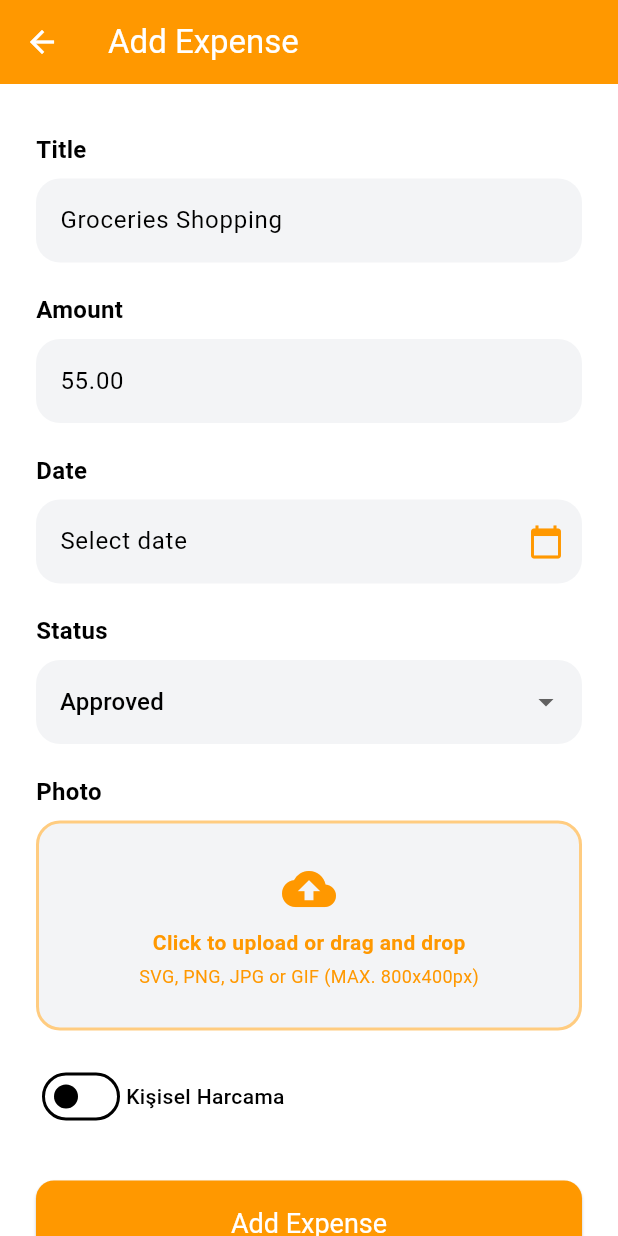
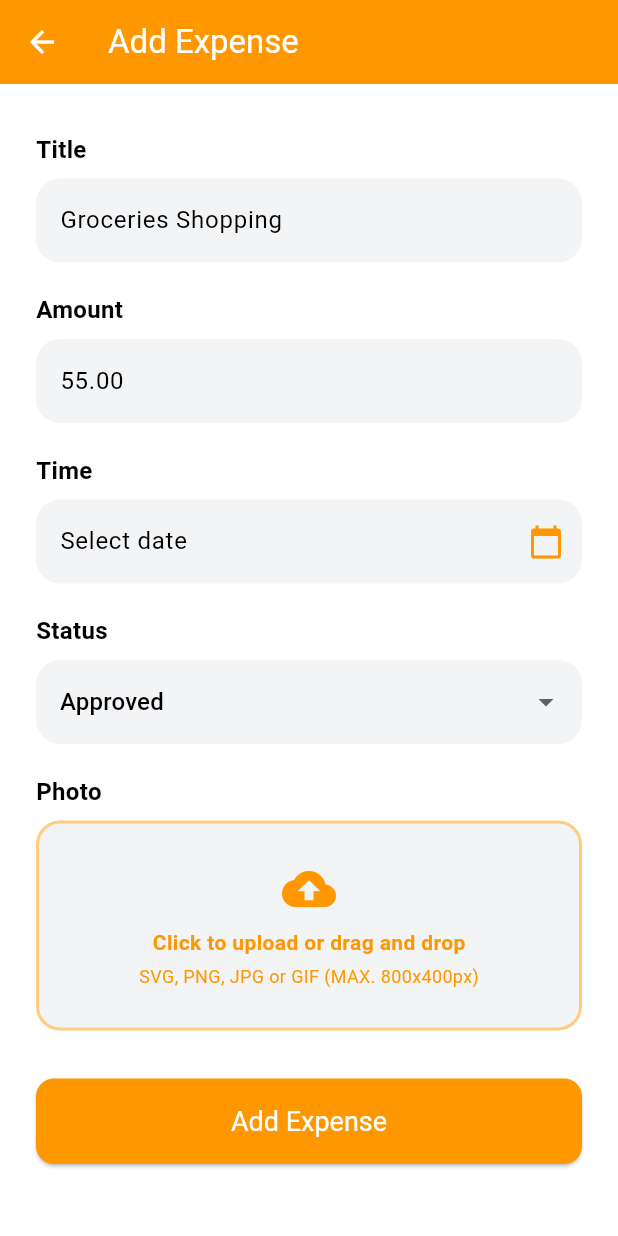
Before and after one commit to aliiaycicek/GreenTech4Transformation, a Flutter app: the AddExpensePage screen opened directly, on a phone screen of 412 x 824 dp. Run offline on Flutter 3.47's test engine with Material 3 defaults, Android fonts, the light colour scheme and no system bars; our stand-ins replace image_picker, shared_preferences; accounts and stored records are empty.

Commit message:
bux fixed

```diff
--- a/Desktop/DataLiva-main/lib/expense_form_page.dart
+++ b/Desktop/DataLiva-main/lib/expense_form_page.dart
@@ -68,7 +68,6 @@ class _AddExpensePageState extends State<AddExpensePage> {
   String? _selectedStatus = 'Approved';
   final List<String> _statusOptions = ['Approved', 'Pending', 'Rejected'];
   File? _selectedImage;
-  bool _isPersonal = false;
 
   @override
   void dispose() {
@@ -140,7 +139,6 @@ class _AddExpensePageState extends State<AddExpensePage> {
         'amount': _amountController.text,
         'date': _selectedDate,
         'status': _selectedStatus,
-        'isPersonal': _isPersonal,
       });
       ScaffoldMessenger.of(context).showSnackBar(
         const SnackBar(content: Text('Masraf başarıyla eklendi!')),
@@ -212,7 +210,7 @@ class _AddExpensePageState extends State<AddExpensePage> {
               ),
               const SizedBox(height: 20),
               const Text(
-                'Date',
+                'Time',
                 style: TextStyle(fontWeight: FontWeight.bold, fontSize: 16),
               ),
               const SizedBox(height: 8),
@@ -326,25 +324,6 @@ class _AddExpensePageState extends State<AddExpensePage> {
                         ),
                 ),
               ),
-              const SizedBox(height: 20),
-              // Personal Expense Switch
-              Row(
-                children: [
-                  Switch(
-                    value: _isPersonal,
-                    activeColor: Colors.orange,
-                    onChanged: (val) {
-                      setState(() {
-                        _isPersonal = val;
-                      });
-                    },
-                  ),
-                  const Text(
-                    'Kişisel Harcama',
-                    style: TextStyle(fontWeight: FontWeight.w500),
-                  ),
-                ],
-              ),
               const SizedBox(height: 32),
               SizedBox(
                 width: double.infinity,
```
Also changed, not shown: 1 other file.
